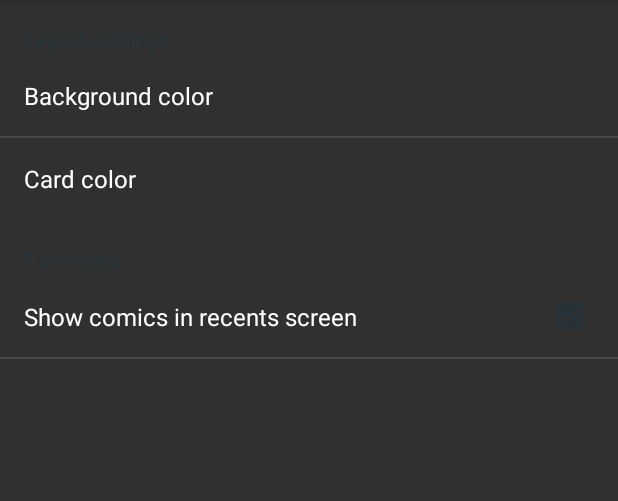
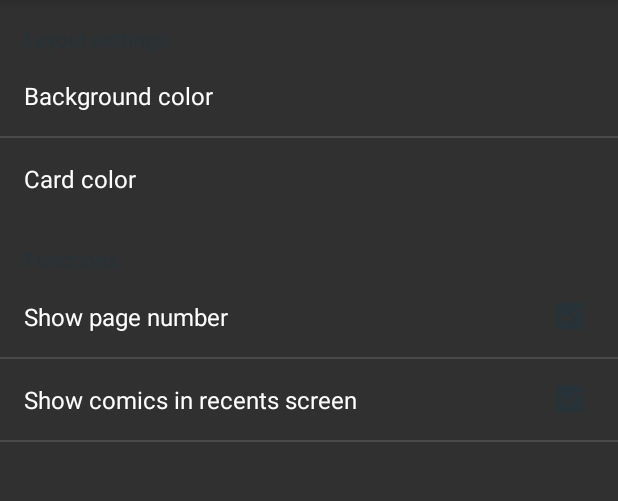
Before and after one commit to CedricVandelaer/Material-Comic-Viewer, an Android app: the fragment SettingsFragment shown on its own in the app's theme, on a phone screen of 412 x 824 dp, the part 84-585 px from its top. Run offline under Robolectric (Android 15) with nearby library versions, the light colour scheme and no system bars.

Commit message:
Added page number indicator

```diff
--- a/app/src/main/res/xml/preferences.xml
+++ b/app/src/main/res/xml/preferences.xml
@@ -23,6 +23,10 @@
         android:key="FunctionalityCategory"
         android:title="Functions">
         <CheckBoxPreference
+            android:key="showPageNumber"
+            android:title="Show page number"
+            android:defaultValue="true"/>
+        <CheckBoxPreference
             android:key="useRecents"
             android:title="Show comics in recents screen"
             android:defaultValue="true"/>
```
Also changed, not shown: app/src/main/java/com/comicviewer/cedric/comicviewer/DisplayComicActivity.java (+38 -0 lines), app/src/main/res/layout/activity_display_comic.xml (+9 -0 lines), 1 other file.
